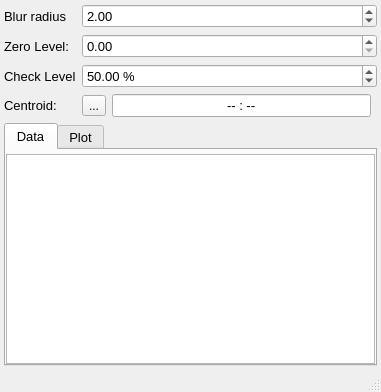
Above: plugins/FocalSpot/FocalSpot.ui from NeutrinoToolkit/Neutrino before the change. Below: the same form after it.
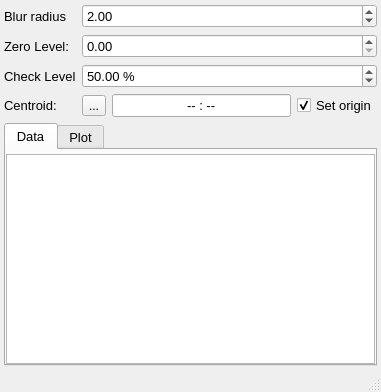
That is the form after the change. Icons and pictures are not drawn. Custom widgets are drawn as their Qt base class.

What changed in the file:
```diff
--- a/plugins/FocalSpot/FocalSpot.ui
+++ b/plugins/FocalSpot/FocalSpot.ui
@@ -92,6 +92,27 @@
       </property>
      </widget>
     </item>
+    <item row="5" column="3">
+     <widget class="QCheckBox" name="moveOrigin">
+      <property name="font">
+       <font>
+        <pointsize>10</pointsize>
+       </font>
+      </property>
+      <property name="toolTip">
+       <string>Move the origin of the image to the spot centre</string>
+      </property>
+      <property name="text">
+       <string>Set origin</string>
+      </property>
+      <property name="checked">
+       <bool>true</bool>
+      </property>
+      <property name="neutrinoSave" stdset="0">
+       <bool>true</bool>
+      </property>
+     </widget>
+    </item>
     <item row="6" column="0" colspan="4">
      <widget class="QTabWidget" name="tabWidget">
       <property name="font">
```
